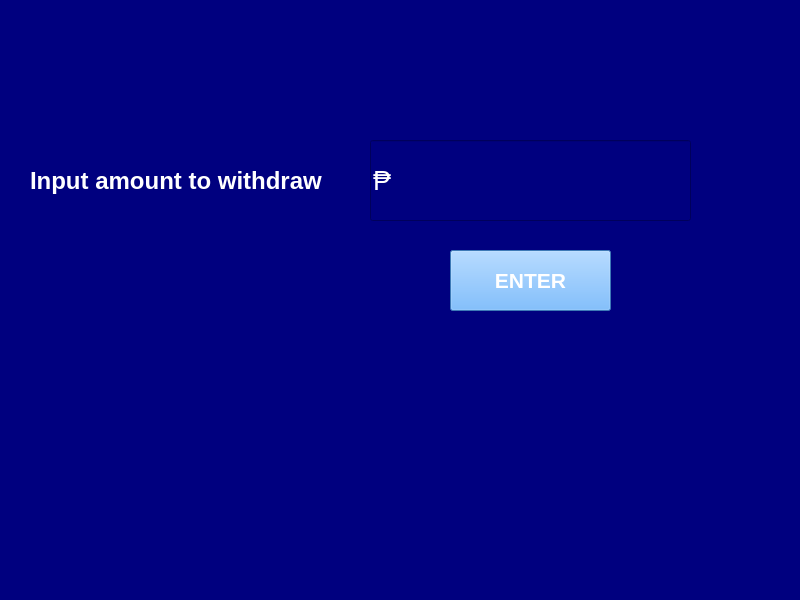
Old version of the form GUI/Withdraw.ui in the repository rjbardillon/BankSystem.
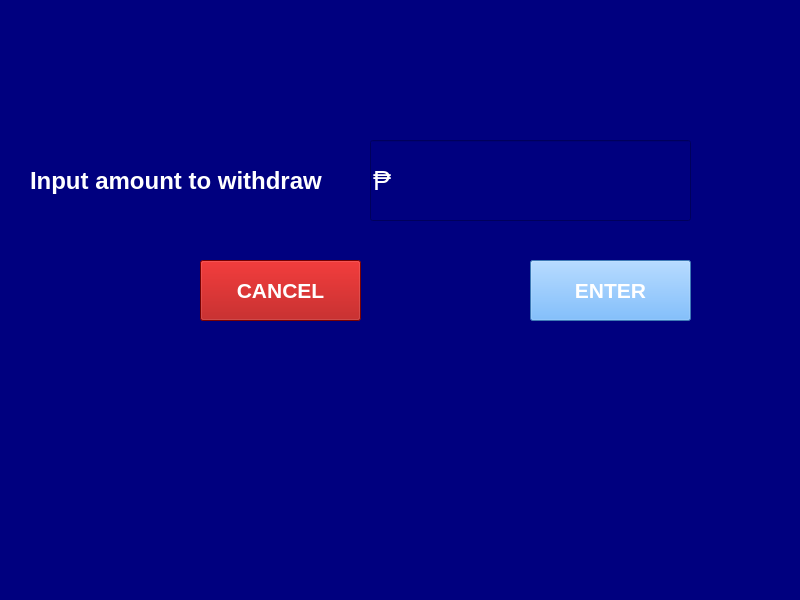
New version of the form. Icons and pictures are not drawn.

Patch:
```diff
--- a/GUI/Withdraw.ui
+++ b/GUI/Withdraw.ui
@@ -81,8 +81,8 @@
    <widget class="QPushButton" name="enter_button">
     <property name="geometry">
      <rect>
-      <x>450</x>
-      <y>250</y>
+      <x>530</x>
+      <y>260</y>
       <width>161</width>
       <height>61</height>
      </rect>
@@ -102,6 +102,30 @@
      <string>ENTER</string>
     </property>
    </widget>
+   <widget class="QPushButton" name="enter_button_2">
+    <property name="geometry">
+     <rect>
+      <x>200</x>
+      <y>260</y>
+      <width>161</width>
+      <height>61</height>
+     </rect>
+    </property>
+    <property name="font">
+     <font>
+      <pointsize>16</pointsize>
+      <weight>75</weight>
+      <bold>true</bold>
+     </font>
+    </property>
+    <property name="styleSheet">
+     <string notr="true">color: rgb(255, 255, 255);
+background-color: rgb(170, 0, 0);</string>
+    </property>
+    <property name="text">
+     <string>CANCEL</string>
+    </property>
+   </widget>
   </widget>
   <widget class="QStatusBar" name="statusbar"/>
  </widget>
```
